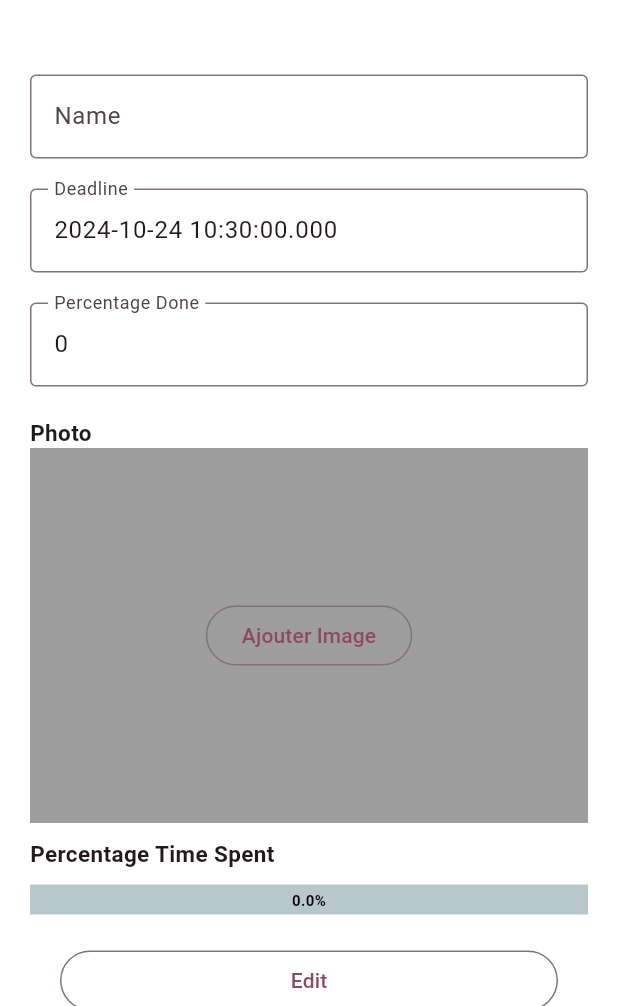
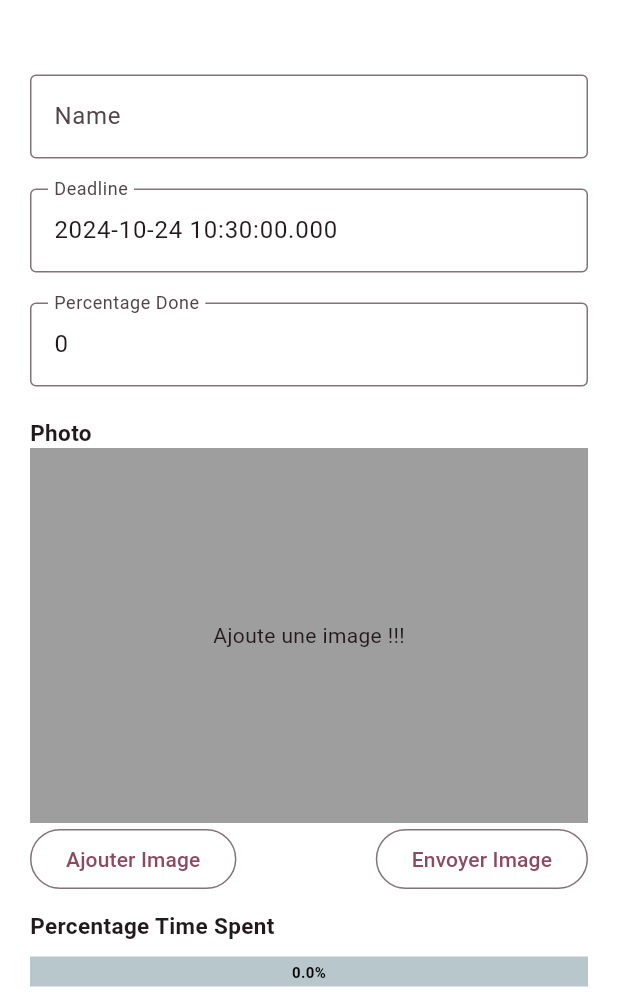
Before and after one commit to 2147037/A24-4205N6-TP1-KangSeojin, a Flutter app: the Consultation screen opened directly with empty values, after a tap on "Ajouter Image", on a phone screen of 412 x 824 dp, the part 230-1236 px from its top. Run offline on Flutter 3.47's test engine with Material 3 defaults, Android fonts, the phone set to English and light mode, and no system bars; drawn by our look-alikes of percent_indicator; our stand-ins replace cookie_jar, dio, dio_cookie_manager, image_picker; missing offline and left inert: dart:ffi.

Commit message:
FCT : Affichage des photos
La modification des models sont faits et l'affichage des images dans la page de consultation et home sont faits.

```diff
--- a/tp/lib/models/transfer.dart
+++ b/tp/lib/models/transfer.dart
@@ -44,13 +44,14 @@ class SignupResponse {
 
 @JsonSerializable()
 class HomeItemResponse {
-  HomeItemResponse(this.id, this.name ,this.percentageDone, this.percentageTimeSpent, this.deadline);
+  HomeItemResponse(this.id, this.name ,this.percentageDone, this.percentageTimeSpent, this.deadline, this.photoId);
 
   int id;
   String name;
   int percentageDone;
   double percentageTimeSpent;
   DateTime deadline;
+  int photoId;
 
   /// A necessary factory constructor for creating a new User instance
   /// from a map. Pass the map to the generated `_$UserFromJson()` constructor.
@@ -83,13 +84,14 @@ class AddTaskRequest {
 
 @JsonSerializable()
 class TaskDetailResponse {
-  TaskDetailResponse(this.id, this.name ,this.percentageDone, this.percentageTimeSpent, this.deadline);
+  TaskDetailResponse(this.id, this.name ,this.percentageDone, this.percentageTimeSpent, this.deadline, this.photoId);
 
   int id;
   String name;
   DateTime deadline;
   int percentageDone;
   double percentageTimeSpent;
+  int photoId;
 
 
   /// A necessary factory constructor for creating a new User instance
--- a/tp/lib/pages/accueil.dart
+++ b/tp/lib/pages/accueil.dart
@@ -134,6 +134,12 @@ class _builderPortraitContainers extends StatelessWidget {
                         )
                     ),
                   ),
+                  (item.photoId !=0)?
+                  Padding(
+                    padding: const EdgeInsets.all(8.0),
+                    child: Image.network("http://10.0.2.2:8080/file/" + item.photoId.toString(), width: 200, height: 200,),
+                  )
+                  :Text("")
                 ],
               ),
               trailing: IconButton(onPressed: () async{
--- a/tp/lib/pages/consultation.dart
+++ b/tp/lib/pages/consultation.dart
@@ -26,11 +26,24 @@ class _ConsultationState extends State<Consultation> {
   String imagePath = "";
   XFile? pickedImage;
   String imageURL = "";
+  Cookie? cookie;
+
+  @override
+  void initState() {
+    // TODO: implement initState
+    if(widget.tdr.photoId!=0){
+      imageURL = "http://10.0.2.2:8080/file/" +widget.tdr.photoId.toString();
+    }
+    super.initState();
+  }
 
   void getImage() async {
     ImagePicker picker = ImagePicker();
-    pickedImage = await picker.pickImage(source: ImageSource.gallery);
-    imagePath = pickedImage!.path;
+    pickedImage = await picker.pickImage(source:ImageSource.gallery);
+    setState(() {});
+  }
+
+  void sendImage() async{
 
     FormData formData = FormData.fromMap({
       "file": await MultipartFile.fromFile(pickedImage!.path,
@@ -42,16 +55,12 @@ class _ConsultationState extends State<Consultation> {
 
     String id = await up(formData);
 
-    imageURL = "https://10.0.2.2:8080/file/" +id;
+    imageURL = "http://10.0.2.2:8080/file/" +id;
+    cookie =  SignletonDio.cookie;
+
     setState(() {});
   }
 
-  /*void sendImage() async{
-
-
-
-    setState((){});
-  }*/
 
   @override
   Widget build(BuildContext context) {
@@ -140,15 +149,32 @@ class _ConsultationState extends State<Consultation> {
                     child: Column(
                       mainAxisAlignment: MainAxisAlignment.center,
                       children: <Widget>[
-                        (imagePath == "")
-                        ?OutlinedButton(onPressed: getImage, child: Text("Ajouter Image"))
-                            :Image.file(File(imagePath))
+                        (imageURL == "" )
+                        ?Text("Ajoute une image !!!"):
+                        Image.network(imageURL, width: 200, height: 200,)
 
 
                       ],
                     ),
                   ),
                                 ),
+              )
+            ],
+          ),
+          Row(
+            children: [
+              Padding(
+                padding: const EdgeInsets.fromLTRB(20,0,20,0),
+                child: OutlinedButton(
+                  onPressed: getImage,
+                  child: Text("Ajouter Image"),),
+              ),
+              Spacer(),
+              Padding(
+                padding: const EdgeInsets.fromLTRB(20,0,20,0),
+                child: OutlinedButton(
+                  onPressed: sendImage,
+                  child: Text("Envoyer Image"),),
               )
             ],
           ),
```
Also changed, not shown: tp/lib/services/lib_http.dart (+5 -3 lines), tp/lib/models/transfer.g.dart.
